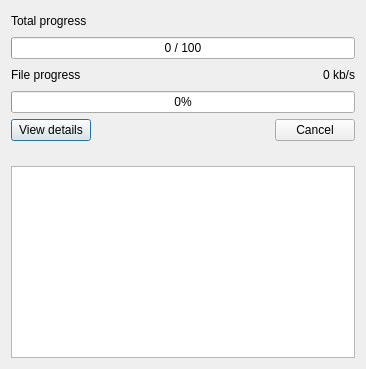
Old version of the form src/tmbrowser/dialogs/downloaddialog.ui in the repository XpycT/Template-Monster-Browser.
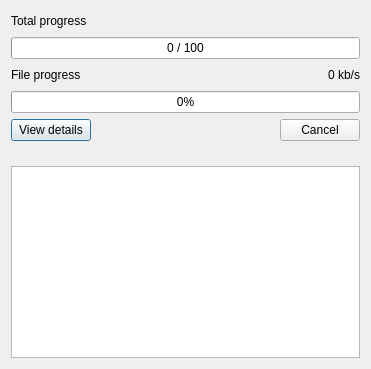
New version of the form. Icons and pictures are not drawn.

Patch:
```diff
--- a/src/tmbrowser/dialogs/downloaddialog.ui
+++ b/src/tmbrowser/dialogs/downloaddialog.ui
@@ -6,7 +6,7 @@
    <rect>
     <x>0</x>
     <y>0</y>
-    <width>366</width>
+    <width>371</width>
     <height>369</height>
    </rect>
   </property>
@@ -148,6 +148,9 @@
      <property name="horizontalScrollBarPolicy">
       <enum>Qt::ScrollBarAlwaysOff</enum>
      </property>
+     <property name="readOnly">
+      <bool>true</bool>
+     </property>
     </widget>
    </item>
   </layout>
```
